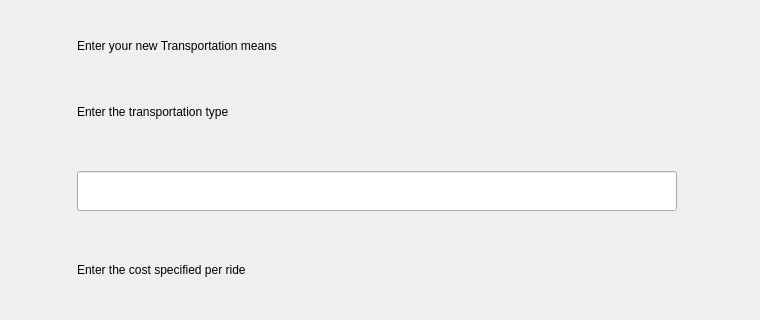
Above: updatingtransportation.ui from mariamelkondakly/GuideMe before the change; both pictures show x 0 to 760 and y 0 to 320 of the 1180 by 600 pixel window. Below: the same form after it.
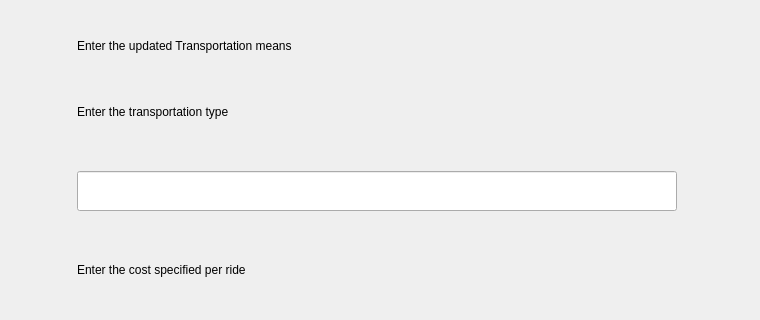
That is the form after the change.

Diff of the .ui file:
```diff
--- a/updatingtransportation.ui
+++ b/updatingtransportation.ui
@@ -84,7 +84,7 @@
          </sizepolicy>
         </property>
         <property name="text">
-         <string>Enter your new Transportation means</string>
+         <string>Enter the updated Transportation means</string>
         </property>
         <property name="margin">
          <number>20</number>
```
